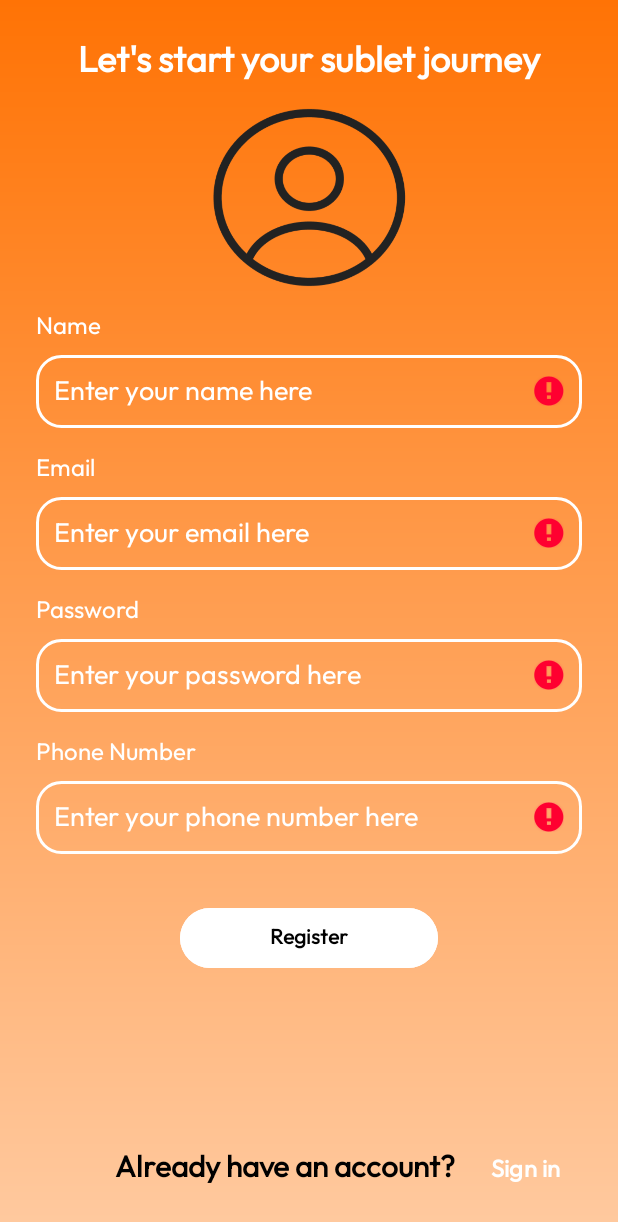
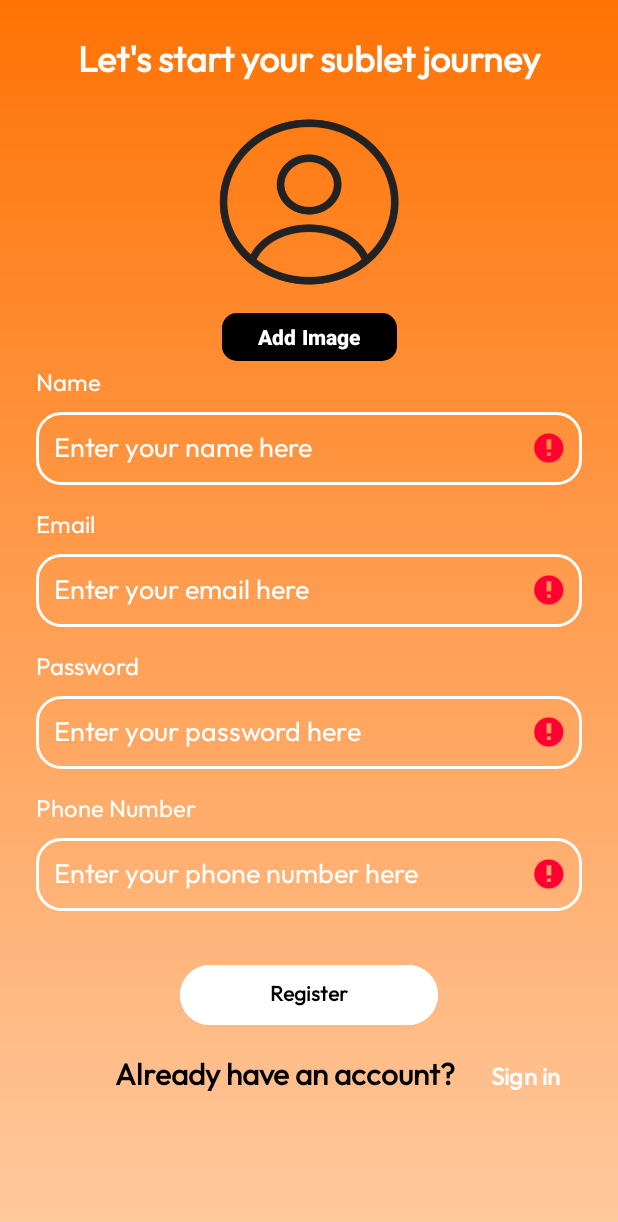
Before and after one commit to ItayPessach/Sublets, an Android app: the RegisterFragment screen opened through its navigation route, after a tap on "Register", on a phone screen of 412 x 824 dp. Shown: the top 1222 px of the screen. Run offline under Robolectric (Android 15) with nearby library versions, the phone set to English and light mode, and no system bars; pictures from the network do not load.

Commit message:
add user login and register

```diff
--- a/app/build.gradle
+++ b/app/build.gradle
@@ -40,6 +40,7 @@ android {
 }
 
 dependencies {
+    implementation 'com.google.firebase:firebase-auth-ktx:22.3.1'
     def room_version = "2.6.1"
 
     implementation "androidx.room:room-runtime:$room_version"
@@ -60,8 +61,10 @@ dependencies {
     androidTestImplementation 'androidx.test.espresso:espresso-core:3.5.1'
 
     implementation platform('com.google.firebase:firebase-bom:32.7.2')
-    implementation 'com.google.firebase:firebase-analytics'
     implementation 'com.google.firebase:firebase-firestore'
+    implementation 'com.google.firebase:firebase-storage'
+    implementation 'com.google.firebase:firebase-auth'
+
     implementation 'androidx.swiperefreshlayout:swiperefreshlayout:1.1.0'
 
     implementation 'com.squareup.retrofit2:retrofit:2.9.0'
--- a/app/src/main/AndroidManifest.xml
+++ b/app/src/main/AndroidManifest.xml
@@ -3,6 +3,7 @@
     xmlns:tools="http://schemas.android.com/tools">
 
     <uses-permission android:name="android.permission.INTERNET" />
+    <uses-permission android:name="android.permission.READ_EXTERNAL_STORAGE" />
 
     <application
         android:name=".base.MyApplication"
--- a/app/src/main/java/com/example/apartments/common/FirebaseModel.kt
+++ b/app/src/main/java/com/example/apartments/common/FireStoreModel.kt
@@ -5,10 +5,10 @@ import com.google.firebase.firestore.ktx.firestore
 import com.google.firebase.firestore.memoryCacheSettings
 import com.google.firebase.ktx.Firebase
 
-class FirebaseModel {
+class FireStoreModel {
     val db = Firebase.firestore
     companion object {
-        val instance: FirebaseModel = FirebaseModel()
+        val instance: FireStoreModel = FireStoreModel()
     }
 
     init {
--- a/app/src/main/java/com/example/apartments/modules/login/LoginFragment.kt
+++ b/app/src/main/java/com/example/apartments/modules/login/LoginFragment.kt
@@ -8,22 +8,31 @@ import android.view.View
 import android.view.ViewGroup
 import android.widget.Button
 import android.widget.EditText
+import android.widget.Toast
+import androidx.lifecycle.lifecycleScope
 import androidx.navigation.Navigation
 import com.example.apartments.R
+import com.example.apartments.base.MyApplication
 import com.example.apartments.common.RequiredValidation
 import com.example.apartments.databinding.FragmentLoginBinding
-import com.example.apartments.databinding.FragmentRegisterBinding
+import com.example.apartments.model.auth.AuthModel
+import com.example.apartments.modules.register.RegisterFragment
+import kotlinx.coroutines.Dispatchers
+import kotlinx.coroutines.launch
+import kotlinx.coroutines.withContext
 
 class LoginFragment : Fragment() {
-    private var TAG = "LoginFragment"
+    companion object {
+        const val TAG = "LoginFragment"
+    }
 
     private var _binding: FragmentLoginBinding? = null
     private val binding get() = _binding!!
 
-    private var emailTextField: EditText? = null
-    private var passwordTextField: EditText? = null
-    private var loginButton: Button? = null
-    private var signUpButton: Button? = null
+    private lateinit var emailTextField: EditText
+    private lateinit var passwordTextField: EditText
+    private lateinit var loginButton: Button
+    private lateinit var signUpButton: Button
 
     override fun onCreateView(
         inflater: LayoutInflater, container: ViewGroup?,
@@ -41,19 +50,41 @@ class LoginFragment : Fragment() {
         loginButton = binding.btnLoginFragmentLogin
         signUpButton = binding.btnLoginFragmentSignUp
 
-        loginButton?.setOnClickListener(::onLoginButtonClicked)
-        signUpButton?.setOnClickListener(Navigation.createNavigateOnClickListener(R.id.action_loginFragment_to_registerFragment))
+        loginButton.setOnClickListener(::onLoginButtonClicked)
+        signUpButton.setOnClickListener(Navigation.createNavigateOnClickListener(R.id.action_loginFragment_to_registerFragment))
     }
 
     private fun onLoginButtonClicked(view: View) {
-        val isValidEmail = RequiredValidation.validateRequiredTextField(emailTextField!!, "email")
-        val isValidPassword = RequiredValidation.validateRequiredTextField(passwordTextField!!, "password")
+        val isValidEmail = RequiredValidation.validateRequiredTextField(emailTextField, "email")
+        val isValidPassword = RequiredValidation.validateRequiredTextField(passwordTextField, "password")
         if (isValidEmail && isValidPassword) {
-            // todo: firebase login user
             Log.d(TAG, "firebase login")
+            lifecycleScope.launch(Dispatchers.IO) {
+                try {
+                    val authResult = AuthModel.instance.signIn(emailTextField.text.toString(), passwordTextField.text.toString())
+
+                    withContext(Dispatchers.Main) {
+                        Navigation.findNavController(view).navigate(R.id.action_loginFragment_to_appActivity)
+                    }
+                } catch (e: Exception) {
+                    Log.e(RegisterFragment.TAG, "An unexpected error occurred: ${e.message}")
+                    withContext(Dispatchers.Main) {
+                        Toast.makeText(
+                            MyApplication.Globals.appContext,
+                            "some of the login details are incorrect",
+                            Toast.LENGTH_SHORT,
+                        ).show()
+                    }
+                }
+            }
+        } else {
+            Log.e(TAG, "some of the login details are missing")
+            Toast.makeText(
+                MyApplication.Globals.appContext,
+                "missing some login details",
+                Toast.LENGTH_SHORT,
+            ).show()
         }
-
-        Navigation.findNavController(view).navigate(R.id.action_loginFragment_to_appActivity)
     }
 
     override fun onDestroy() {
--- a/app/src/main/java/com/example/apartments/modules/register/RegisterFragment.kt
+++ b/app/src/main/java/com/example/apartments/modules/register/RegisterFragment.kt
@@ -1,6 +1,10 @@
 package com.example.apartments.modules.register
 
+import android.app.Activity
+import android.content.Intent
+import android.net.Uri
 import android.os.Bundle
+import android.provider.MediaStore
 import android.util.Log
 import androidx.fragment.app.Fragment
 import android.view.LayoutInflater
@@ -8,22 +12,53 @@ import android.view.View
 import android.view.ViewGroup
 import android.widget.Button
 import android.widget.EditText
+import android.widget.ImageView
+import android.widget.Toast
+import androidx.activity.result.contract.ActivityResultContracts
+import androidx.lifecycle.lifecycleScope
 import androidx.navigation.Navigation
+import com.example.apartments.R
+import com.example.apartments.base.MyApplication
+import com.example.apartments.common.FirebaseStorageModel
 import com.example.apartments.common.RequiredValidation
 import com.example.apartments.databinding.FragmentRegisterBinding
+import com.example.apartments.model.auth.AuthModel
+import com.example.apartments.model.user.User
+import com.example.apartments.model.user.UserModel
+import com.example.apartments.modules.login.LoginFragment
+import kotlinx.coroutines.DelicateCoroutinesApi
+import kotlinx.coroutines.Dispatchers
+import kotlinx.coroutines.GlobalScope
+import kotlinx.coroutines.launch
+import kotlinx.coroutines.runBlocking
+import kotlinx.coroutines.withContext
 
 class RegisterFragment : Fragment() {
-    private var TAG = "RegisterFragment"
+    companion object {
+        const val TAG = "RegisterFragment"
+    }
 
     private var _binding: FragmentRegisterBinding? = null
     private val binding get() = _binding!!
 
-    private var nameTextField: EditText? = null
-    private var emailTextField: EditText? = null
-    private var passwordTextField: EditText? = null
-    private var phoneNumberTextField: EditText? = null
-    private var registerButton: Button? = null
-    private var signInButton: Button? = null
+    private lateinit var userImageView: ImageView
+    private lateinit var nameTextField: EditText
+    private lateinit var emailTextField: EditText
+    private lateinit var passwordTextField: EditText
+    private lateinit var phoneNumberTextField: EditText
+    private lateinit var addImageBtn: Button
+    private lateinit var registerButton: Button
+    private lateinit var signInButton: Button
+    private var avatarUri: Uri? = null
+
+    private val addImageLauncher = registerForActivityResult(ActivityResultContracts.StartActivityForResult()) { result ->
+        if (result.resultCode == Activity.RESULT_OK) {
+            val selectedImageUri = result.data?.data
+
+            userImageView.setImageURI(selectedImageUri)
+            avatarUri = selectedImageUri
+        }
+    }
 
     override fun onCreateView(
         inflater: LayoutInflater, container: ViewGroup?,
@@ -36,26 +71,63 @@ class RegisterFragment : Fragment() {
     }
 
     private fun setupUi() {
+        userImageView = binding.ivRegisterFragmentUserAvatar
         nameTextField = binding.etRegisterFragmentName
         emailTextField = binding.etRegisterFragmentEmail
         passwordTextField = binding.etRegisterFragmentPassword
+        phoneNumberTextField = binding.etRegisterFragmentPhoneNumber
+        addImageBtn = binding.btnRegisterFragmentAddImage
         registerButton = binding.btnRegisterFragmentRegister
         signInButton = binding.btnRegisterFragmentSignIn
-        phoneNumberTextField = binding.etRegisterFragmentPhoneNumber
 
-        registerButton?.setOnClickListener(::onRegisterButtonClicked)
-        signInButton?.setOnClickListener(::onSignInButtonClicked)
+        addImageBtn.setOnClickListener(::onAddImageButtonClicked)
+        registerButton.setOnClickListener(::onRegisterButtonClicked)
+        signInButton.setOnClickListener(::onSignInButtonClicked)
+    }
+
+    private fun onAddImageButtonClicked(view: View) {
+        val imagePickerIntent = Intent(Intent.ACTION_PICK, MediaStore.Images.Media.EXTERNAL_CONTENT_URI)
+
+        addImageLauncher.launch(imagePickerIntent)
     }
 
     private fun onRegisterButtonClicked(view: View) {
-        val isValidName = RequiredValidation.validateRequiredTextField(nameTextField!!, "name")
-        val isValidEmail = RequiredValidation.validateRequiredTextField(emailTextField!!, "email")
-        val isValidPassword = RequiredValidation.validateRequiredTextField(passwordTextField!!, "password")
-        val isValidPhoneNumber = RequiredValidation.validateRequiredTextField(phoneNumberTextField!!, "phone number")
+        val isValidName = RequiredValidation.validateRequiredTextField(nameTextField, "name")
+        val isValidEmail = RequiredValidation.validateRequiredTextField(emailTextField, "email")
+        val isValidPassword = RequiredValidation.validateRequiredTextField(passwordTextField, "password")
+        val isValidPhoneNumber = RequiredValidation.validateRequiredTextField(phoneNumberTextField, "phone number")
+        val isValidPhoto = avatarUri != null
 
-        if (isValidName && isValidEmail && isValidPassword && isValidPhoneNumber) {
-            // todo: firebase login user
-            Log.d(TAG, "firebase create user")
+        if (isValidName && isValidEmail && isValidPassword && isValidPhoneNumber && isValidPhoto) {
+            Log.d(LoginFragment.TAG, "firebase create user")
+            lifecycleScope.launch(Dispatchers.IO) {
+                try {
+                    val authResult = AuthModel.instance.signUp(emailTextField.text.toString(), passwordTextField.text.toString())
+                    val userId = authResult.user!!.uid
+                    val avatarUrl = FirebaseStorageModel.instance.addImageToFirebaseStorage(avatarUri!!, FirebaseStorageModel.USERS_PATH)
+                    val user = User(userId, nameTextField.text.toString(),phoneNumberTextField.text.toString(), avatarUrl)
+                    UserModel.instance.addUser(user)
+                    withContext(Dispatchers.Main) {
+                        Navigation.findNavController(view).popBackStack(R.id.loginFragment, false)
+                    }
+                } catch (e: Exception) {
+                    Log.e(TAG, "An unexpected error occurred: ${e.message}")
+                    withContext(Dispatchers.Main) {
+                        Toast.makeText(
+                            MyApplication.Globals.appContext,
+                            "email is already used",
+                            Toast.LENGTH_SHORT,
+                        ).show()
+                    }
+                }
+            }
+        } else {
+            Log.e(TAG, "some of the registration details are missing")
+            Toast.makeText(
+                MyApplication.Globals.appContext,
+                "missing some registration details",
+                Toast.LENGTH_SHORT,
+            ).show()
         }
     }
 
--- a/app/src/main/res/layout/fragment_register.xml
+++ b/app/src/main/res/layout/fragment_register.xml
@@ -22,9 +22,10 @@
         app:layout_constraintTop_toTopOf="parent" />
 
     <ImageView
-        android:id="@+id/imageView2"
+        android:id="@+id/ivRegisterFragmentUserAvatar"
         android:layout_width="0dp"
-        android:layout_height="150dp"
+        android:layout_height="140dp"
+        android:layout_marginTop="8dp"
         android:scaleType="centerInside"
         app:layout_constraintEnd_toEndOf="parent"
         app:layout_constraintHorizontal_bias="0.0"
@@ -42,7 +43,7 @@
         android:textColor="@color/white"
         android:textSize="16sp"
         app:layout_constraintStart_toStartOf="parent"
-        app:layout_constraintTop_toBottomOf="@+id/imageView2" />
+        app:layout_constraintTop_toBottomOf="@+id/btnRegisterFragmentAddImage" />
 
     <EditText
         android:id="@+id/etRegisterFragmentName"
@@ -182,16 +183,16 @@
         android:id="@+id/textView8"
         android:layout_width="wrap_content"
         android:layout_height="wrap_content"
+        android:layout_marginTop="16dp"
         android:layout_marginEnd="32dp"
-        android:layout_marginBottom="32dp"
         android:fontFamily="@font/outfit"
         android:text="Already have an account?"
         android:textColor="@color/black"
         android:textSize="20sp"
         android:textStyle="bold"
-        app:layout_constraintBottom_toBottomOf="parent"
         app:layout_constraintEnd_toEndOf="parent"
-        app:layout_constraintStart_toStartOf="parent" />
+        app:layout_constraintStart_toStartOf="parent"
+        app:layout_constraintTop_toBottomOf="@+id/btnRegisterFragmentRegister" />
 
     <Button
         android:id="@+id/btnRegisterFragmentSignIn"
@@ -208,4 +209,15 @@
         app:layout_constraintEnd_toEndOf="parent"
         app:layout_constraintStart_toEndOf="@+id/textView8" />
 
+    <Button
+        android:id="@+id/btnRegisterFragmentAddImage"
+        android:layout_width="wrap_content"
+        android:layout_height="40dp"
+        android:text="Add Image"
+        android:textStyle="bold"
+        app:cornerRadius="10dp"
+        app:layout_constraintEnd_toEndOf="parent"
+        app:layout_constraintStart_toStartOf="parent"
+        app:layout_constraintTop_toBottomOf="@+id/ivRegisterFragmentUserAvatar" />
+
 </androidx.constraintlayout.widget.ConstraintLayout>
```
Also changed, not shown: app/src/main/java/com/example/apartments/common/FirebaseStorageModel.kt (added, +33 -0 lines), app/src/main/java/com/example/apartments/model/apartment/ApartmentModel.kt (+2 -5 lines), app/src/main/java/com/example/apartments/model/auth/AuthModel.kt (added, +27 -0 lines), app/src/main/java/com/example/apartments/model/user/User.kt (added, +60 -0 lines), app/src/main/java/com/example/apartments/model/user/UserModel.kt (added, +96 -0 lines).
